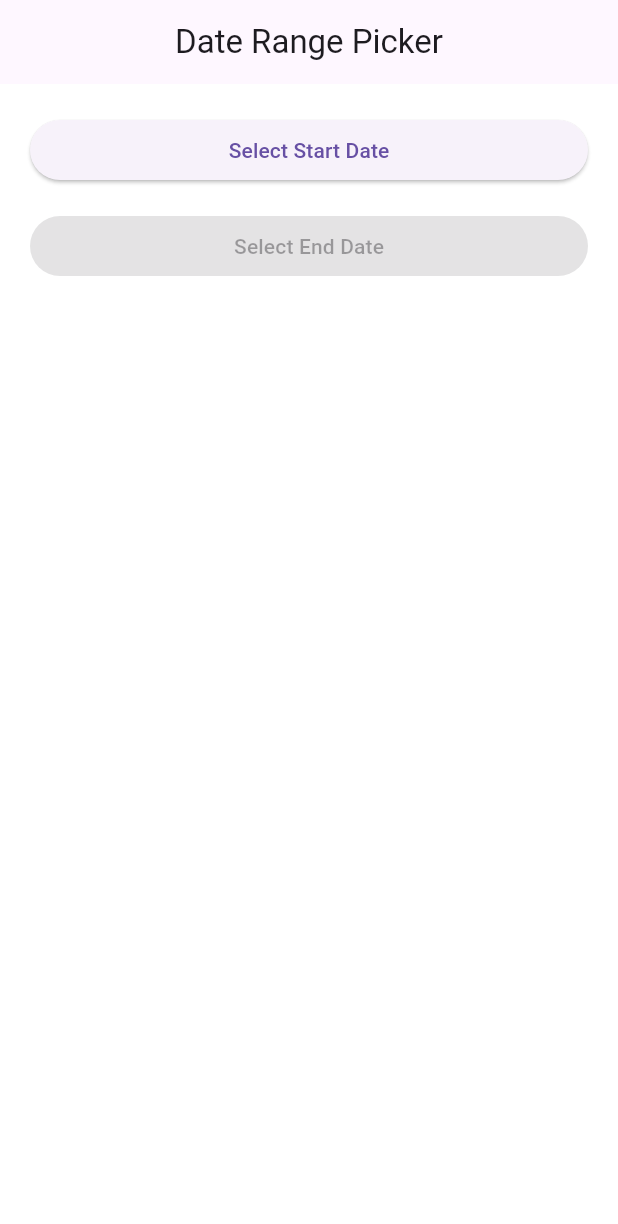
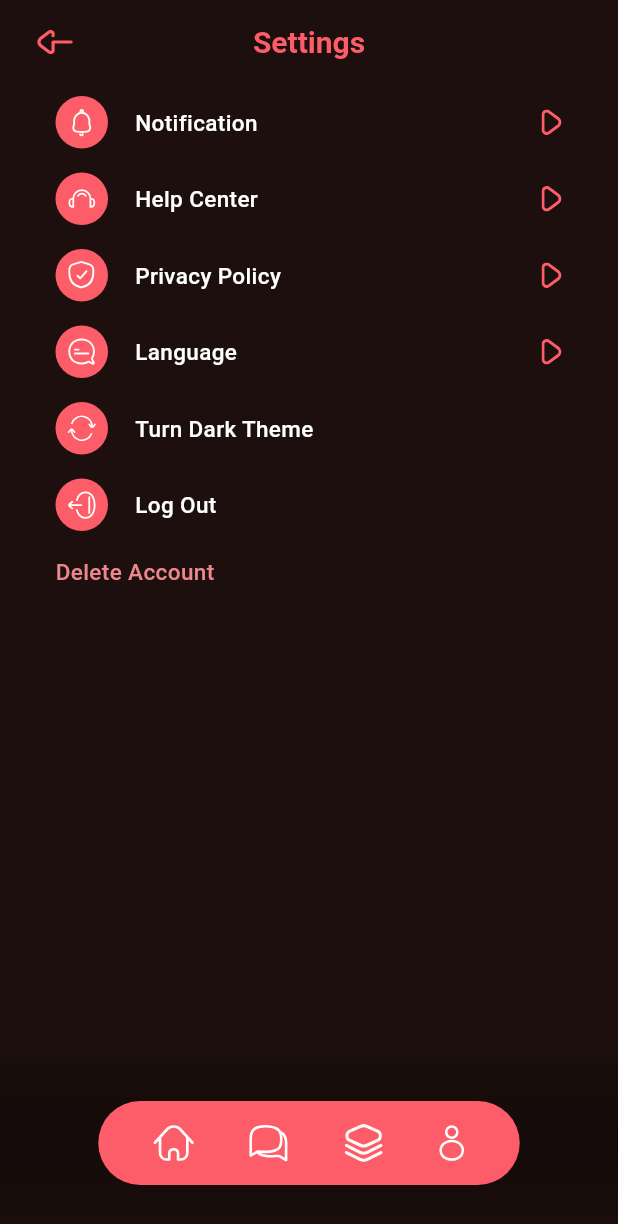
Before and after one commit to azizbeeyla/lesson_2.10, a Flutter app: the screen it shows after launch, on a phone screen of 412 x 824 dp. Shown: the top 1224 px of the screen. Run offline on Flutter 3.47's test engine with Material 3 defaults, Android fonts, the phone set to English and light mode, and no system bars; our stand-ins replace dio, flutter_screenutil, flutter_secure_storage, flutter_svg, go_router, hive and 1 more; accounts and stored records are empty.

Commit message:
kodlar qushildi

```diff
--- a/lib/core/router/router_class.dart
+++ b/lib/core/router/router_class.dart
@@ -10,6 +10,7 @@ import 'package:lesson2_10/features/categories/pages/category_sourse.dart';
 import 'package:lesson2_10/features/categories/pages/category_item.dart';
 import 'package:lesson2_10/features/community/pages/community_page.dart';
 import 'package:lesson2_10/features/me/pages/me_page.dart';
+import 'package:lesson2_10/features/notification/pages/notification_page.dart';
 import 'package:lesson2_10/features/onboarding/pages/cuisines_alergic.dart';
 import 'package:lesson2_10/features/onboarding/pages/cusiness_page.dart';
 import 'package:lesson2_10/features/onboarding/pages/levels_page.dart';
@@ -23,13 +24,14 @@ import 'package:lesson2_10/features/trending_recipe/pages/trending_page.dart';
 
 import '../../features/categories/pages/category_detail.dart';
 import '../../features/date_picker_page.dart';
+import '../../features/notification/pages/settings_page.dart';
 import '../../features/onboarding/pages/onboarding_page2.dart';
 import '../../features/review/page/review_add_page.dart';
 import '../../features/your_recipes/pages/your_recipe_page.dart';
 
 class RouterClass {
   final router = GoRouter(
-    initialLocation: RouterName.datePicker,
+    initialLocation: RouterName.settings,
     routes: [
       GoRoute(
         path: RouterName.categorysourse,
@@ -147,7 +149,9 @@ class RouterClass {
       ),
 
       GoRoute(path: RouterName.yourRecipe,builder: (context, state) => YourRecipePage(),),
-      GoRoute(path: RouterName.datePicker,builder: (context,state)=>DatePickerPage())
+      GoRoute(path: RouterName.datePicker,builder: (context,state)=>DatePickerPage()),
+      GoRoute(path: RouterName.notification,builder: (context, state) => NotificationPage(),),
+      GoRoute(path: RouterName.settings,builder: (context, state) => SettingsPage(),)
     ],
   );
 }
--- a/lib/core/router/router_name.dart
+++ b/lib/core/router/router_name.dart
@@ -25,4 +25,6 @@ class RouterName{
   static String sliver="/sliver";
   static String yourRecipe="/yourRecipe";
   static String datePicker="/datepciker";
+  static String notification="/notification";
+  static String settings="/settings";
 }
--- /dev/null
+++ b/lib/features/notification/pages/settings_page.dart
@@ -0,0 +1,82 @@
+import 'package:flutter/material.dart';
+import 'package:flutter_screenutil/flutter_screenutil.dart';
+import 'package:flutter_svg/svg.dart';
+import 'package:lesson2_10/core/utils/app_colors.dart';
+import 'package:lesson2_10/features/categories/widgets/Navigators.dart';
+import 'package:lesson2_10/features/notification/widgets/custom_settings.dart';
+
+class SettingsPage extends StatelessWidget {
+  const SettingsPage({super.key});
+
+  @override
+  Widget build(BuildContext context) {
+    return Scaffold(
+      backgroundColor: AppColors.baige,
+      appBar: AppBar(
+        leadingWidth: 80,
+        backgroundColor: Color(0xFF1C0F0D),
+        leading: IconButton(
+          onPressed: () {},
+          icon: SvgPicture.asset("assets/back.svg"),
+        ),
+        centerTitle: true,
+        title: Text(
+          "Settings",
+          style: TextStyle(
+            color: Color(0xFFFD5D69),
+            fontWeight: FontWeight.w600,
+            fontSize: 20,
+          ),
+        ),
+      ),
+
+      body: Column(
+        crossAxisAlignment: CrossAxisAlignment.start,
+        children: [
+          CustomSettings(
+            textTitle: "Notification",
+            svgIcon: 'assets/setting_notification.svg',
+            play: "assets/setting_play.svg",
+          ),
+          CustomSettings(
+            textTitle: "Help Center",
+            svgIcon: 'assets/setting_headphone.svg',
+            play: "assets/setting_play.svg",
+          ),
+          CustomSettings(
+            textTitle: "Privacy Policy",
+            svgIcon: 'assets/setting_tick.svg',
+            play: "assets/setting_play.svg",
+          ),
+          CustomSettings(
+            textTitle: "Language",
+            svgIcon: 'assets/setting_comment.svg',
+            play: "assets/setting_play.svg",
+          ),
+          CustomSettings(
+            textTitle: "Turn Dark Theme",
+            svgIcon: 'assets/setting_reply.svg',
+          ),
+          CustomSettings(
+            textTitle: "Log Out",
+            svgIcon: 'assets/setting_exit.svg',
+          ),
+          SizedBox(height: 10.h,),
+          Padding(
+            padding: const EdgeInsets.only(left:37.0),
+            child: Text(
+              "Delete Account",
+              style: TextStyle(
+                color: AppColors.pink,
+                fontWeight: FontWeight.w500,
+                fontSize: 15,
+              ),
+            ),
+          ),
+        ],
+
+      ),
+      bottomNavigationBar: Navigations(),
+    );
+  }
+}
--- /dev/null
+++ b/lib/features/notification/widgets/custom_settings.dart
@@ -0,0 +1,51 @@
+import 'package:flutter/material.dart';
+import 'package:flutter_screenutil/flutter_screenutil.dart';
+import 'package:flutter_svg/svg.dart';
+import 'package:lesson2_10/core/utils/app_colors.dart';
+
+class CustomSettings extends StatelessWidget {
+  final String textTitle;
+  final String svgIcon;
+  final String? play;
+
+  CustomSettings({
+    super.key,
+    required this.textTitle,
+    required this.svgIcon,
+    this.play,
+  });
+
+  @override
+  Widget build(BuildContext context) {
+    return Padding(
+      padding: const EdgeInsets.symmetric(horizontal: 37.0,vertical: 8),
+      child: Row(
+        children: [
+          Container(
+            width: 35,
+            height: 35,
+            decoration: BoxDecoration(
+              borderRadius: BorderRadius.circular(17.5),
+              color: AppColors.mainpink,
+            ),
+            child: Padding(
+              padding: const EdgeInsets.all(8.0),
+              child: SvgPicture.asset(svgIcon),
+            ),
+          ),
+          SizedBox(width: 18),
+          Text(
+            textTitle,
+            style: TextStyle(
+              color: Colors.white,
+              fontWeight: FontWeight.w500,
+              fontSize: 15,
+            ),
+          ),
+          Spacer(),
+          if (play != null) SvgPicture.asset(play!),
+        ],
+      ),
+    );
+  }
+}
```
Also changed, not shown: lib/data/models/categorymodels/sourse_model.dart (+7 -7 lines), lib/features/notification/pages/notification_page.dart (added, +44 -0 lines), lib/features/notification/widgets/reusable_notication.dart (added, +31 -0 lines), lib/features/notification/widgets/switch_widget.dart (added, +32 -0 lines), pubspec.yaml (+10 -66 lines), assets/setting_comment.svg (added), assets/setting_exit.svg (added), assets/setting_headphone.svg (added), assets/setting_notification.svg (added), assets/setting_play.svg (added), assets/setting_reply.svg (added), assets/setting_tick.svg (added), lib/data/models/categorymodels/sourse_model.g.dart (added), pubspec.lock.
